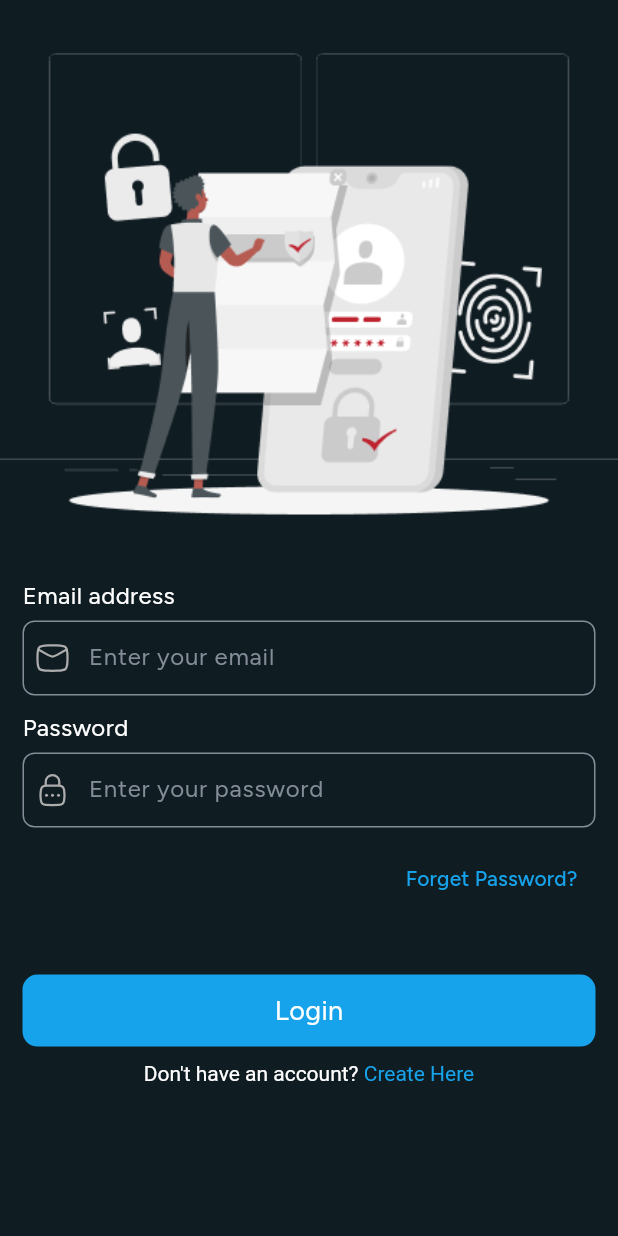
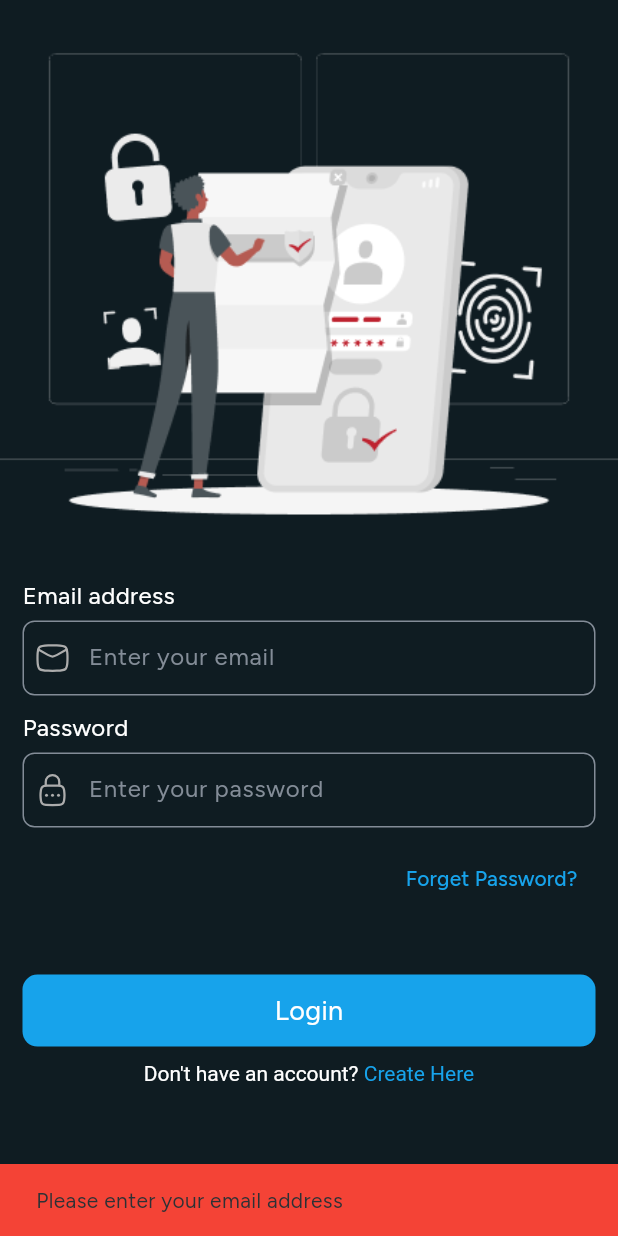
Before and after one commit to SherazAli-67/flixbit, a Flutter app: the screen it shows after launch, after a tap on "Login", on a phone screen of 412 x 824 dp. Run offline on Flutter 3.47's test engine with Material 3 defaults, Android fonts, the phone set to English and light mode, and no system bars; our stand-ins replace cloud_firestore, firebase_auth, firebase_core, firebase_storage, flutter_svg, go_router and 1 more; accounts and stored records are empty.

Commit message:
Authentication completed
1. Authentication provider set
2. Account creation and user creation set

```diff
--- a/lib/main.dart
+++ b/lib/main.dart
@@ -1,4 +1,5 @@
 import 'package:firebase_core/firebase_core.dart';
+import 'package:flixbit/src/providers/authentication_provider.dart';
 import 'package:flixbit/src/providers/tab_change_provider.dart';
 import 'package:flixbit/src/res/app_colors.dart';
 import 'package:flixbit/src/res/app_constants.dart';
@@ -12,6 +13,7 @@ void main() async {
   runApp(MultiProvider(
       providers: [
         ChangeNotifierProvider(create: (_)=> MainMenuTabChangeProvider()),
+        ChangeNotifierProvider(create: (_)=> AuthenticationProvider()),
       ],
       child: const MyApp()));
 }
--- a/lib/src/features/authentication/login_page.dart
+++ b/lib/src/features/authentication/login_page.dart
@@ -1,3 +1,4 @@
+import 'package:flixbit/src/providers/authentication_provider.dart';
 import 'package:flixbit/src/res/app_colors.dart';
 import 'package:flixbit/src/res/apptextstyles.dart';
 import 'package:flixbit/src/routes/router_enum.dart';
@@ -6,6 +7,7 @@ import 'package:flixbit/src/widgets/primary_btn.dart';
 import 'package:flutter/gestures.dart';
 import 'package:flutter/material.dart';
 import 'package:go_router/go_router.dart';
+import 'package:provider/provider.dart';
 
 import '../../res/app_icons.dart';
 
@@ -39,7 +41,15 @@ class _LoginPageState extends State<LoginPage> {
                   child: TextButton(onPressed: (){}, child: Text("Forget Password?")),
                 ),
                 const SizedBox(height: 20,),
-                PrimaryBtn(btnText: 'Login', icon: '', onTap: (){}),
+                Consumer<AuthenticationProvider>(
+                  builder: (context, authProvider, child) {
+                    return PrimaryBtn(
+                      btnText: authProvider.isLoading ? 'Signing In...' : 'Login',
+                      icon: '',
+                      onTap: authProvider.isLoading ? () {} : () => _onLoginTap(),
+                    );
+                  },
+                ),
                 RichText(
 
                     text: TextSpan(
@@ -64,4 +74,62 @@ class _LoginPageState extends State<LoginPage> {
       )),
     );
   }
+
+  Future<void> _onLoginTap() async {
+    String email = _emailController.text.trim();
+    String password = _passwordController.text.trim();
+
+    // Validation
+    if (email.isEmpty || password.isEmpty) {
+      String errorMessage = '';
+      if (email.isEmpty) {
+        errorMessage = 'Please enter your email address';
+      } else if (password.isEmpty) {
+        errorMessage = 'Please enter your password';
+      }
+
+      _showSnackBar(errorMessage, isError: true);
+      return;
+    }
+
+    if (!_isValidEmail(email)) {
+      _showSnackBar('Please enter a valid email address', isError: true);
+      return;
+    }
+
+    // Get authentication provider
+    final authProvider = Provider.of<AuthenticationProvider>(context, listen: false);
+
+    // Attempt to sign in
+    final success = await authProvider.signInWithEmail(
+      email: email,
+      password: password,
+    );
+
+    if (success) {
+      _showSnackBar('Signed in successfully!', isError: false);
+      // Navigate to home page
+      if (mounted) {
+        context.go(RouterEnum.homeView.routeName);
+      }
+    } else {
+      _showSnackBar(authProvider.errorMessage ?? 'Failed to sign in', isError: true);
+    }
+  }
+
+  bool _isValidEmail(String email) {
+    return RegExp(r'^[\w-\.]+@([\w-]+\.)+[\w-]{2,4}$').hasMatch(email);
+  }
+
+  void _showSnackBar(String message, {required bool isError}) {
+    if (mounted) {
+      ScaffoldMessenger.of(context).showSnackBar(
+        SnackBar(
+          content: Text(message),
+          backgroundColor: isError ? Colors.red : Colors.green,
+          duration: const Duration(seconds: 3),
+        ),
+      );
+    }
+  }
 }
--- a/lib/src/features/main_menu_page.dart
+++ b/lib/src/features/main_menu_page.dart
@@ -62,7 +62,7 @@ class MainMenuPage extends StatelessWidget{
             activeIcon: Container(
               padding: const EdgeInsets.symmetric(horizontal: 10, vertical: 6),
               decoration: BoxDecoration(
-                color: AppColors.primaryColor.withOpacity(0.12),
+                color: AppColors.primaryColor.withValues(alpha: 0.12),
                 borderRadius: BorderRadius.circular(16),
               ),
               child: Icon(Icons.dashboard_rounded, color: AppColors.primaryColor),
@@ -74,7 +74,7 @@ class MainMenuPage extends StatelessWidget{
             activeIcon: Container(
               padding: const EdgeInsets.symmetric(horizontal: 10, vertical: 6),
               decoration: BoxDecoration(
-                color: AppColors.primaryColor.withOpacity(0.12),
+                color: AppColors.primaryColor.withValues(alpha: 0.12),
                 borderRadius: BorderRadius.circular(16),
               ),
               child: Icon(Icons.person, color: AppColors.primaryColor),
--- /dev/null
+++ b/lib/src/models/user_model.dart
@@ -0,0 +1,73 @@
+class UserModel {
+  final String userID;
+  final String name;
+  final String email;
+  final String profileImg;
+  final String createdAt;
+
+  UserModel({
+    required this.userID,
+    required this.email,
+    required this.name,
+    required this.profileImg,
+    required this.createdAt
+  });
+
+  // Convert UserModel to Map for Firestore
+  Map<String, dynamic> toMap() {
+    return {
+      'userID': userID,
+      'name': name,
+      'email': email,
+      'profileImg': profileImg,
+      'createdAt': createdAt,
+    };
+  }
+
+  // Create UserModel from Firestore document
+  factory UserModel.fromMap(Map<String, dynamic> map) {
+    return UserModel(
+      userID: map['userID'] ?? '',
+      name: map['name'] ?? '',
+      email: map['email'] ?? '',
+      profileImg: map['profileImg'] ?? '',
+      createdAt: map['createdAt'] ?? DateTime.now().toIso8601String()
+    );
+  }
+
+  // Create UserModel from Firestore document with document ID
+  factory UserModel.fromFirestore(Map<String, dynamic> map, String documentId) {
+    return UserModel(
+      userID: documentId,
+      name: map['name'] ?? '',
+      email: map['email'] ?? '',
+      profileImg: map['profileImg'] ?? '',
+      createdAt: map['createdAt'] ?? DateTime.now().toIso8601String()
+    );
+  }
+
+  @override
+  String toString() {
+    return 'UserModel(userID: $userID, name: $name, email: $email, profileImg: $profileImg)';
+  }
+
+  @override
+  bool operator ==(Object other) {
+    if (identical(this, other)) return true;
+    return other is UserModel &&
+        other.userID == userID &&
+        other.name == name &&
+        other.email == email &&
+        other.profileImg == profileImg &&
+    other.createdAt == createdAt
+    ;
+  }
+
+  @override
+  int get hashCode {
+    return userID.hashCode ^
+        name.hashCode ^
+        email.hashCode ^
+        profileImg.hashCode ^ createdAt.hashCode;
+  }
+}
--- a/lib/src/res/app_icons.dart
+++ b/lib/src/res/app_icons.dart
@@ -5,5 +5,6 @@ class AppIcons{
   static const icUser = 'asset/svgs/ic_user.svg';
 
   static const icCamera = 'asset/svgs/ic_camera.svg';
+  static const icDummyImgUrl = 'https://images.unsplash.com/photo-1759352371478-6071563e058a?w=900&auto=format&fit=crop&q=60&ixlib=rb-4.1.0&ixid=M3wxMjA3fDB8MHxmZWF0dXJlZC1waG90b3MtZmVlZHw3fHx8ZW58MHx8fHx8';
 
 }
--- a/lib/src/routes/app_router.dart
+++ b/lib/src/routes/app_router.dart
@@ -15,7 +15,7 @@ final GlobalKey<NavigatorState> _rootNavigatorKey = GlobalKey<NavigatorState>(de
 
 final GoRouter appRouter = GoRouter(
   navigatorKey: _rootNavigatorKey,
-  initialLocation: RouterEnum.loginView.routeName,
+  initialLocation: RouterEnum.homeView.routeName,
   routes: <RouteBase>[
     GoRoute(
       path: RouterEnum.welcomeView.routeName,
@@ -69,7 +69,7 @@ final GoRouter appRouter = GoRouter(
       ],
     ),
   ],
-  /*redirect: (context, state) {
+  redirect: (context, state) {
     final loggedIn = FirebaseAuth.instance.currentUser != null;
     final goingTo = state.matchedLocation;
 
@@ -78,8 +78,6 @@ final GoRouter appRouter = GoRouter(
       RouterEnum.loginView.routeName,
       RouterEnum.welcomeView.routeName,
       RouterEnum.signupView.routeName,
-      // Temporarily allow home for post-signup navigation before auth wiring
-      RouterEnum.homeView.routeName,
     ];
 
     if (!loggedIn && !publicPaths.contains(goingTo)) {
@@ -93,7 +91,7 @@ final GoRouter appRouter = GoRouter(
     }
 
     return null;
-  },*/
+  },
   errorBuilder: (BuildContext context, GoRouterState state) {
     return Scaffold(
       appBar: AppBar(title: const Text('Not found')),
```
Also changed, not shown: lib/src/features/authentication/signup_page.dart (+94 -4 lines), lib/src/providers/authentication_provider.dart (added, +250 -0 lines), pubspec.yaml (+5 -2 lines), pubspec.lock, 7 other files.
